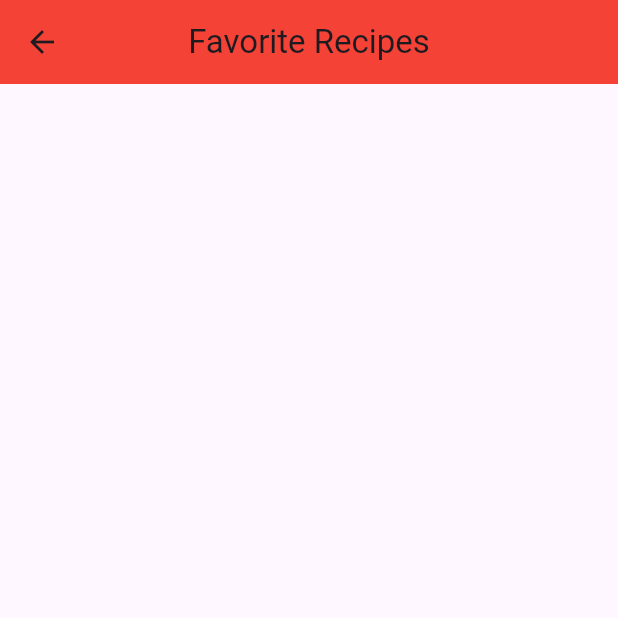
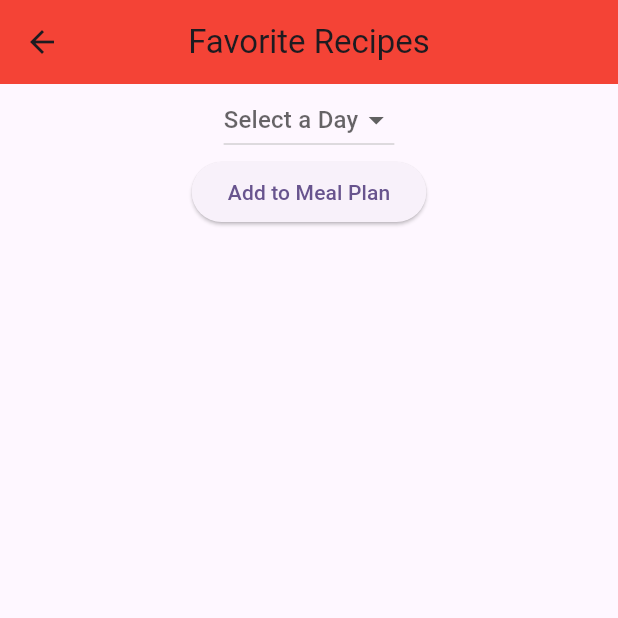
Before and after one commit to DavEspo/recipe_and_meal_planning_app, a Flutter app: the FavoriteScreen screen opened directly, on a phone screen of 412 x 824 dp, the top half of it. Run offline on Flutter 3.47's test engine with Material 3 defaults, Android fonts, the light colour scheme and no system bars; our stand-ins replace sqflite; accounts and stored records are empty.

Commit message:
Finished Meal Plan Screen

```diff
--- a/lib/main.dart
+++ b/lib/main.dart
@@ -474,11 +474,11 @@ class MealPlanScreen extends StatelessWidget {
       ),
       body: Column(
         children: [
-          const SizedBox(height: 20), // Adds some space
+          const SizedBox(height: 20),
           Expanded(
             child: ListView(
               padding: const EdgeInsets.all(16.0),
-              children: _buildDaySections(context), // Pass context here
+              children: _buildDaySections(context),
             ),
           ),
           ElevatedButton(
@@ -492,48 +492,46 @@ class MealPlanScreen extends StatelessWidget {
     );
   }
 
-  // Build a section for each day
-  List<Widget> _buildDaySections(BuildContext context) { // Accept context
+  List<Widget> _buildDaySections(BuildContext context) {
     List<Widget> daySections = [];
-    List<String> favorites = FavoritesManager.favorites; // Get favorites
-
     const daysOfWeek = ['Sunday', 'Monday', 'Tuesday', 'Wednesday', 'Thursday', 'Friday', 'Saturday'];
 
     for (String day in daysOfWeek) {
-      daySections.add(_buildDaySection(day, favorites, context)); // Pass context here
+      daySections.add(_buildDaySection(day, context));
     }
     return daySections;
   }
 
-  // Helper method to build each day's section
-  Widget _buildDaySection(String day, List<String> favorites, BuildContext context) { // Accept context
+  Widget _buildDaySection(String day, BuildContext context) {
+    List<String> mealPlanRecipes = MealPlanManager.getMealPlan(day);
+
     return Card(
       margin: const EdgeInsets.symmetric(vertical: 8.0),
       child: Column(
         children: [
           ListTile(
             title: Text(day, style: const TextStyle(fontSize: 22, fontWeight: FontWeight.bold)),
-            subtitle: Text('Favorites for $day'),
+            subtitle: Text('Meals for $day'),
           ),
           Padding(
             padding: const EdgeInsets.all(8.0),
             child: Column(
-              children: favorites.isNotEmpty
-                  ? favorites.map((recipe) {
+              children: mealPlanRecipes.isNotEmpty
+                  ? mealPlanRecipes.map((recipe) {
                       return ListTile(
                         title: Text(recipe),
                         trailing: IconButton(
                           icon: const Icon(Icons.remove),
                           onPressed: () {
-                            FavoritesManager.removeFavorite(recipe);
+                            MealPlanManager.removeFromMealPlan(day, recipe);
                             ScaffoldMessenger.of(context).showSnackBar(
-                              SnackBar(content: Text('$recipe removed from favorites!')),
+                              SnackBar(content: Text('$recipe removed from $day meal plan!')),
                             );
                           },
                         ),
                       );
                     }).toList()
-                  : [const Text('No favorite recipes added.')], // Properly format the else case
+                  : [const Text('No recipes added for this day.')],
             ),
           ),
         ],
@@ -544,9 +542,15 @@ class MealPlanScreen extends StatelessWidget {
 
 
 
+class FavoriteScreen extends StatefulWidget {
+  const FavoriteScreen({super.key});
 
-class FavoriteScreen extends StatelessWidget {
-  const FavoriteScreen({super.key});
+  @override
+  State<FavoriteScreen> createState() => _FavoriteScreenState();
+}
+
+class _FavoriteScreenState extends State<FavoriteScreen> {
+  String? selectedDay;
 
   @override
   Widget build(BuildContext context) {
@@ -556,7 +560,51 @@ class FavoriteScreen extends StatelessWidget {
         centerTitle: true,
         backgroundColor: Colors.red,
       ),
-      body: ListView.builder(
+      body: Column(
+        children: [
+          DropdownButton<String>(
+            hint: const Text('Select a Day'),
+            value: selectedDay,
+            onChanged: (String? newValue) {
+              setState(() {
+                selectedDay = newValue;
+              });
+            },
+            items: <String>[
+              'Sunday',
+              'Monday',
+              'Tuesday',
+              'Wednesday',
+              'Thursday',
+              'Friday',
+              'Saturday'
+            ].map<DropdownMenuItem<String>>((String value) {
+              return DropdownMenuItem<String>(
+                value: value,
+                child: Text(value),
+              );
+            }).toList(),
+          ),
+          ElevatedButton(
+            onPressed: () {
+              if (selectedDay != null) {
+                for (String recipe in FavoritesManager.favorites) {
+                  // Example: adding all favorites to the selected day
+                  MealPlanManager.addToMealPlan(selectedDay!, recipe);
+                }
+                ScaffoldMessenger.of(context).showSnackBar(
+                  SnackBar(content: Text('Added to $selectedDay Meal Plan')),
+                );
+              } else {
+                ScaffoldMessenger.of(context).showSnackBar(
+                  const SnackBar(content: Text('Please select a day')),
+                );
+              }
+            },
+            child: const Text('Add to Meal Plan'),
+          ),
+          Expanded(
+            child: ListView.builder(
               itemCount: FavoritesManager.favorites.length,
               itemBuilder: (context, index) {
                 final recipe = FavoritesManager.favorites[index];
@@ -569,12 +617,14 @@ class FavoriteScreen extends StatelessWidget {
                       ScaffoldMessenger.of(context).showSnackBar(
                         SnackBar(content: Text('$recipe removed from favorites!')),
                       );
-                // Refresh the screen after removing the item
-                (context as Element).rebuild();
+                      setState(() {}); // Refresh the screen after removing the item
                     },
                   ),
                 );
               },
+            ),
+          ),
+        ],
       ),
     );
   }
@@ -605,7 +655,7 @@ class SettingsScreen extends StatelessWidget {
     );
   }
 }
-class FavoritesManager { //This manages list of saved recipe to favorites
+class FavoritesManager { //This manages list of saved recipe to favorites(Recipe to Fav)
   static final List<String> _favorites = [];
 
   static List<String> get favorites => _favorites;
@@ -620,3 +670,29 @@ class FavoritesManager { //This manages list of saved recipe to favorites
     _favorites.remove(recipe);
   }
 }
+
+class MealPlanManager {//this manages Fvorite Screen to Meal Plan Screen
+  static final Map<String, List<String>> _mealPlans = {
+    'Sunday': [],
+    'Monday': [],
+    'Tuesday': [],
+    'Wednesday': [],
+    'Thursday': [],
+    'Friday': [],
+    'Saturday': [],
+  };
+
+  static List<String> getMealPlan(String day) {
+    return _mealPlans[day] ?? [];
+  }
+
+  static void addToMealPlan(String day, String recipe) {
+    if (_mealPlans[day] != null && !_mealPlans[day]!.contains(recipe)) {
+      _mealPlans[day]!.add(recipe);
+    }
+  }
+
+  static void removeFromMealPlan(String day, String recipe) {
+    _mealPlans[day]?.remove(recipe);
+  }
+}
```
Lines whose indentation alone changed are shown as unchanged.
